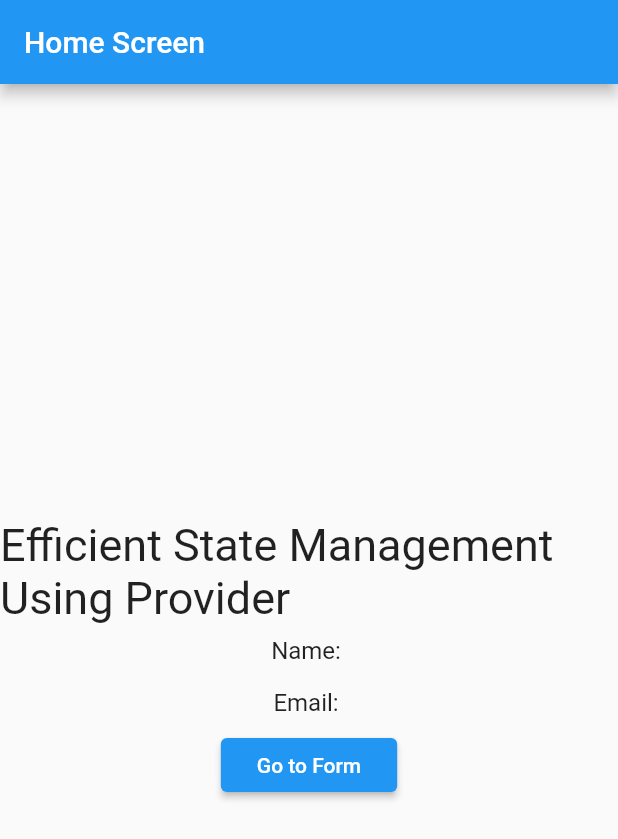
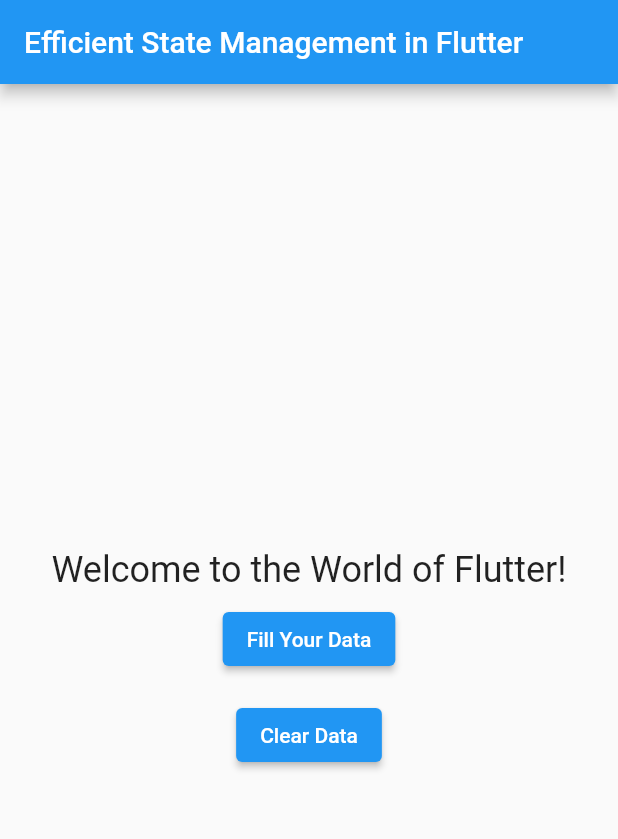
Before and after one commit to mikeyolang/devfest, a Flutter app: the screen it shows after launch, on a phone screen of 412 x 824 dp. Shown: the top 839 px of the screen. Run offline on Flutter 3.47's test engine with Material 2 defaults, Android fonts, the phone set to English and light mode, and no system bars.

Commit message:
Updated Code

```diff
--- a/lib/formscreen.dart
+++ b/lib/formscreen.dart
@@ -10,13 +10,17 @@
 
   @override
   Widget build(BuildContext context) {
+    final userData = Provider.of<UserData>(context);
+
     return Scaffold(
       appBar: AppBar(
-        title: const Text('Form Screen'),
+        title: const Text('Start Your Adventure in Provider For Large Screens For Large Screens'),
       ),
       body: Center(
         child: AspectRatio(
-          aspectRatio: 16 / 9,
+          aspectRatio: 16 / 9, // Maintain a 16:9 aspect ratio for the form
+          child: Padding(
+            padding: const EdgeInsets.all(8.0),
             child: Column(
               children: [
                 TextField(
@@ -27,17 +31,18 @@
                   controller: emailController,
                   decoration: const InputDecoration(labelText: 'Email'),
                 ),
-              ElevatedButton(
+                Padding(
+                  padding: const EdgeInsets.all(8.0),
+                  child: ElevatedButton(
                     onPressed: () {
-                  final userData =
-                      Provider.of<UserData>(context, listen: false);
-                  userData.updateUserData(
-                      nameController.text, emailController.text);
+                      userData.addEntry(nameController.text, emailController.text);
                       Navigator.pop(context);
                     },
-                child: const Text('Submit'),
+                    child: const Text('Save Data and Return'),
+                  ),
                 ),
               ],
+            ),
           ),
         ),
       ),
--- a/lib/homescreen.dart
+++ b/lib/homescreen.dart
@@ -22,41 +22,56 @@
 
     return Scaffold(
       appBar: AppBar(
-        title: const Text('Home Screen'),
+        title: const Text('Efficient State Management in Flutter'),
       ),
       body: Center(
         child: Column(
           mainAxisAlignment: MainAxisAlignment.center,
           children: [
             const Text(
-              "Efficient State Management Using Provider",
-              style: TextStyle(
-                fontSize: 30,
+              'Welcome to the World of Flutter!',
+              style: TextStyle(fontSize: 24),
+            ),
+            if (userData.entries.isNotEmpty)
+              Column(
+                children: userData.entries.map((entry) {
+                  return Padding(
+                    padding: EdgeInsets.all(padding),
+                    child: Column(
+                      children: [
+                        Text(
+                          'Name: ${entry['name']}',
+                          style: TextStyle(fontSize: fontSize),
+                        ),
+                        Text(
+                          'Email: ${entry['email']}',
+                          style: TextStyle(fontSize: fontSize),
+                        ),
+                      ],
+                    ),
+                  );
+                }).toList(),
+              ),
+            Padding(
+              padding: const EdgeInsets.all(8.0),
+              child: ElevatedButton(
+                onPressed: () {
+                  Navigator.push(
+                    context,
+                    MaterialPageRoute(
+                      builder: (context) => FormScreen(),
+                    ),
+                  );
+                },
+                child: const Text('Fill Your Data'),
               ),
             ),
-            Padding(
-              padding: const EdgeInsets.all(8.0),
-              child: Text(
-                'Name: ${userData.name}',
-                style: TextStyle(fontSize: fontSize),
-              ),
-            ),
-            Padding(
-              padding: const EdgeInsets.all(8.0),
-              child: Text(
-                'Email: ${userData.email}',
-                style: TextStyle(fontSize: fontSize),
-              ),
-            ),
+            SizedBox(height: padding),
             ElevatedButton(
               onPressed: () {
-                Navigator.push(context,
-                    MaterialPageRoute(builder: (context) => FormScreen()));
+                userData.clearEntries();
               },
-              child: Padding(
-                padding: EdgeInsets.all(padding),
-                child: const Text('Go to Form'),
-              ),
+              child: const Text('Clear Data'),
             ),
           ],
         ),
--- a/lib/usedata.dart
+++ b/lib/usedata.dart
@@ -1,17 +1,15 @@
 import 'package:flutter/material.dart';
 
 class UserData extends ChangeNotifier {
-  String name = '';
-  String email = '';
+  List<Map<String, String>> entries = [];
 
-  void updateUserData(String name, String email) {
-    this.name = name;
-    this.email = email;
+  void addEntry(String name, String email) {
+    entries.add({'name': name, 'email': email});
     notifyListeners();
   }
-  void clearUserData() {
-    name = '';
-    email = '';
+
+  void clearEntries() {
+    entries.clear();
     notifyListeners();
   }
 }
```
Lines whose indentation alone changed are shown as unchanged.
